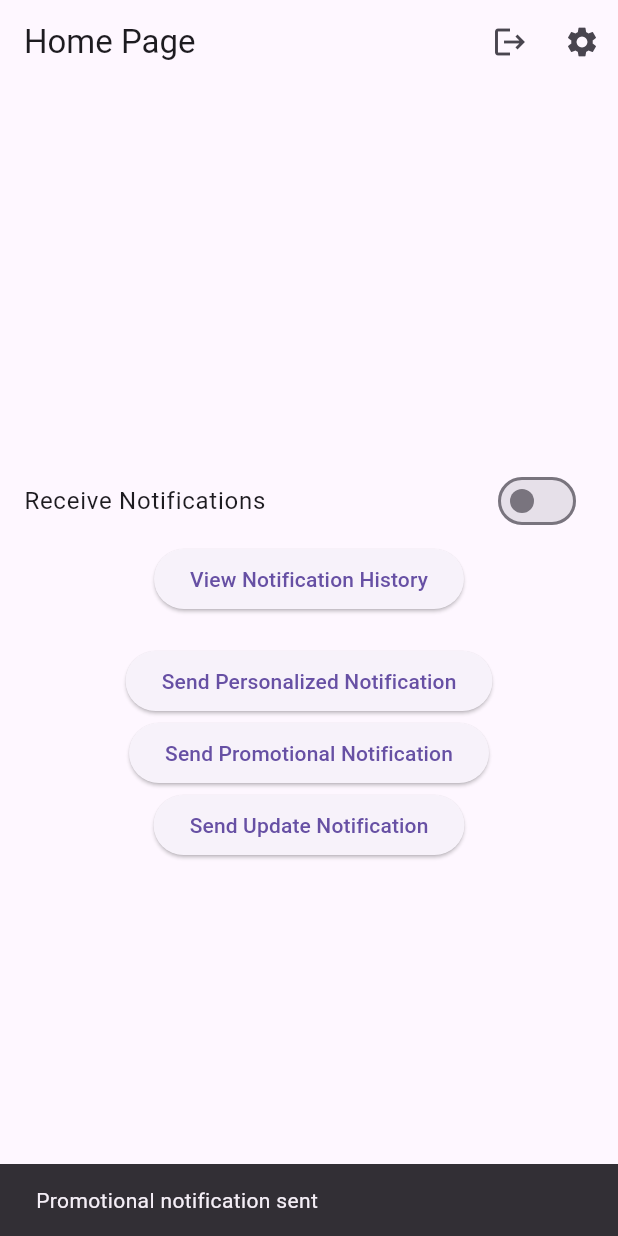
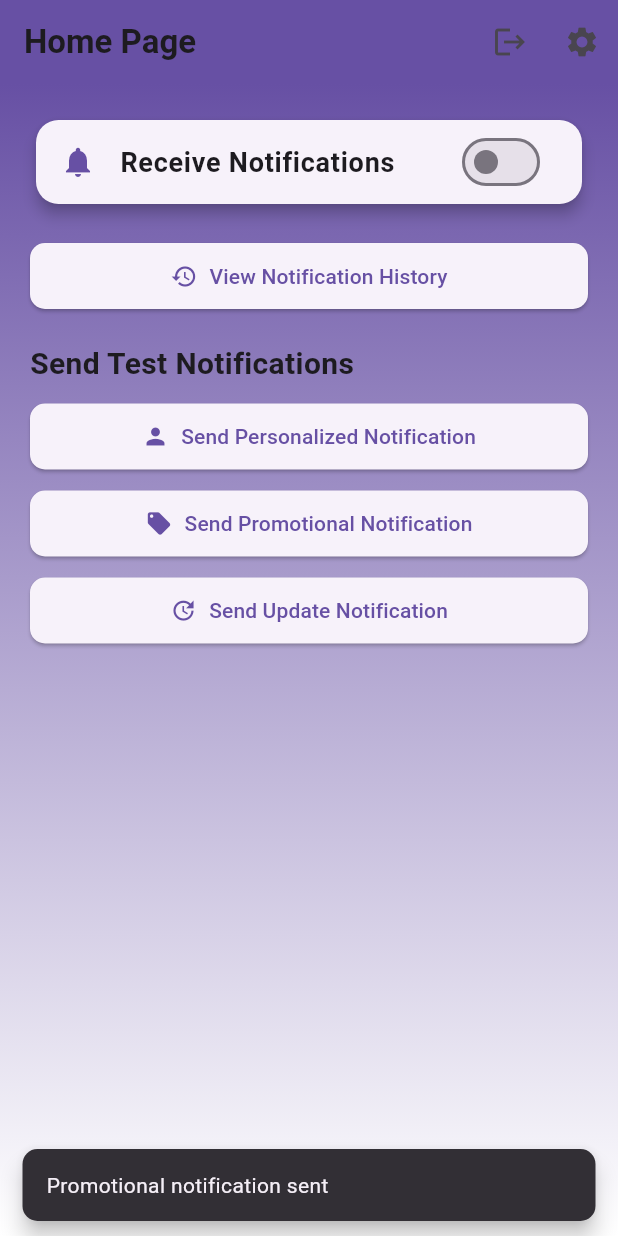
Before and after one commit to Bprathmesh/Notif-swift, a Flutter app: the screen it shows once a user with an empty profile is signed in, after a tap on "Send Promotional Notification", on a phone screen of 412 x 824 dp. Run offline on Flutter 3.47's test engine with Material 3 defaults, Android fonts, the phone set to English and light mode, and no system bars; our stand-ins replace cloud_firestore, cloud_functions, firebase_auth, firebase_core, firebase_messaging, flutter_local_notifications and 1 more; accounts and stored records are empty.

Commit message:
Improoved the ui front page

```diff
--- a/lib/pages/home_page.dart
+++ b/lib/pages/home_page.dart
@@ -1,25 +1,41 @@
+
 import 'package:flutter/material.dart';
 import 'package:firebase_messaging/firebase_messaging.dart';
 import 'package:cloud_firestore/cloud_firestore.dart';
 import 'package:mypushnotifications/services/auth_service.dart';
 import 'package:mypushnotifications/services/notification_service.dart';
+import 'package:flutter_staggered_animations/flutter_staggered_animations.dart';
 
 class HomePage extends StatefulWidget {
   @override
   _HomePageState createState() => _HomePageState();
 }
 
-class _HomePageState extends State<HomePage> {
+class _HomePageState extends State<HomePage> with SingleTickerProviderStateMixin {
   final FirebaseMessaging _firebaseMessaging = FirebaseMessaging.instance;
   final FirebaseFirestore _firestore = FirebaseFirestore.instance;
   final AuthService _authService = AuthService();
   final NotificationService _notificationService = NotificationService();
   bool _receiveNotifications = false;
+  late AnimationController _animationController;
+  late Animation<double> _animation;
 
   @override
   void initState() {
     super.initState();
     _initializeNotifications();
+    _animationController = AnimationController(
+      vsync: this,
+      duration: Duration(milliseconds: 500),
+    );
+    _animation = CurvedAnimation(parent: _animationController, curve: Curves.easeInOut);
+    _animationController.forward();
+  }
+
+  @override
+  void dispose() {
+    _animationController.dispose();
+    super.dispose();
   }
 
   Future<void> _initializeNotifications() async {
@@ -73,7 +89,7 @@ class _HomePageState extends State<HomePage> {
               'name': 'User', // Default name
               'receivePromotions': false,
               'receiveUpdates': false,
-              'receiveNotifications': false, // Add this field
+              'receiveNotifications': false,
             });
           }
         } catch (e) {
@@ -89,7 +105,6 @@ class _HomePageState extends State<HomePage> {
       try {
         DocumentSnapshot userDoc = await _firestore.collection('users').doc(userId).get();
         if (userDoc.exists) {
-          // Check if the field exists, if not, return a default value
           return (userDoc.data() as Map<String, dynamic>)['receiveNotifications'] ?? false;
         }
       } catch (e) {
@@ -131,7 +146,7 @@ class _HomePageState extends State<HomePage> {
   Widget build(BuildContext context) {
     return Scaffold(
       appBar: AppBar(
-        title: Text('Home Page'),
+        title: Text('Home Page', style: TextStyle(fontWeight: FontWeight.bold)),
         actions: [
           IconButton(
             icon: Icon(Icons.logout),
@@ -144,53 +159,110 @@ class _HomePageState extends State<HomePage> {
             },
           ),
         ],
+        elevation: 0,
+        backgroundColor: Theme.of(context).primaryColor,
       ),
-      body: Center(
-        child: Column(
-          mainAxisAlignment: MainAxisAlignment.center,
+      body: FadeTransition(
+        opacity: _animation,
+        child: Container(
+          decoration: BoxDecoration(
+            gradient: LinearGradient(
+              begin: Alignment.topCenter,
+              end: Alignment.bottomCenter,
+              colors: [Theme.of(context).primaryColor, Colors.white],
+            ),
+          ),
+          child: AnimationLimiter(
+            child: ListView(
+              padding: EdgeInsets.all(20),
+              children: AnimationConfiguration.toStaggeredList(
+                duration: const Duration(milliseconds: 375),
+                childAnimationBuilder: (widget) => SlideAnimation(
+                  horizontalOffset: 50.0,
+                  child: FadeInAnimation(
+                    child: widget,
+                  ),
+                ),
                 children: <Widget>[
-            SwitchListTile(
-              title: Text('Receive Notifications'),
+                  Card(
+                    elevation: 4,
+                    shape: RoundedRectangleBorder(borderRadius: BorderRadius.circular(15)),
+                    child: SwitchListTile(
+                      title: Text('Receive Notifications', style: TextStyle(fontSize: 18, fontWeight: FontWeight.bold)),
                       value: _receiveNotifications,
                       onChanged: _toggleNotifications,
+                      secondary: Icon(Icons.notifications, color: Theme.of(context).primaryColor),
                     ),
-            ElevatedButton(
-              child: Text('View Notification History'),
+                  ),
+                  SizedBox(height: 20),
+                  ElevatedButton.icon(
+                    icon: Icon(Icons.history),
+                    label: Text('View Notification History'),
                     onPressed: () {
                       Navigator.of(context).pushNamed('/notification_history');
                     },
+                    style: ElevatedButton.styleFrom(
+                      padding: EdgeInsets.symmetric(vertical: 12, horizontal: 16),
+                      shape: RoundedRectangleBorder(borderRadius: BorderRadius.circular(10)),
+                    ),
                   ),
                   SizedBox(height: 20),
-            ElevatedButton(
-              child: Text('Send Personalized Notification'),
-              onPressed: () async {
+                  Text('Send Test Notifications', style: TextStyle(fontSize: 20, fontWeight: FontWeight.bold)),
+                  SizedBox(height: 10),
+                  _buildNotificationButton(
+                    'Send Personalized Notification',
+                    Icons.person,
+                    () async {
                       await _notificationService.sendPersonalizedNotification(title: '', body: '');
-                ScaffoldMessenger.of(context).showSnackBar(
-                  SnackBar(content: Text('Personalized notification sent')),
-                );
+                      _showSnackBar('Personalized notification sent');
                     },
                   ),
-            ElevatedButton(
-              child: Text('Send Promotional Notification'),
-              onPressed: () async {
+                  SizedBox(height: 10),
+                  _buildNotificationButton(
+                    'Send Promotional Notification',
+                    Icons.local_offer,
+                    () async {
                       await _notificationService.sendPromotionalNotification();
-                ScaffoldMessenger.of(context).showSnackBar(
-                  SnackBar(content: Text('Promotional notification sent')),
-                );
+                      _showSnackBar('Promotional notification sent');
                     },
                   ),
-            ElevatedButton(
-              child: Text('Send Update Notification'),
-              onPressed: () async {
+                  SizedBox(height: 10),
+                  _buildNotificationButton(
+                    'Send Update Notification',
+                    Icons.update,
+                    () async {
                       await _notificationService.sendUpdateNotification();
-                ScaffoldMessenger.of(context).showSnackBar(
-                  SnackBar(content: Text('Update notification sent')),
-                );
+                      _showSnackBar('Update notification sent');
                     },
                   ),
                 ],
               ),
             ),
+          ),
+        ),
+      ),
+    );
+  }
+
+  Widget _buildNotificationButton(String text, IconData icon, VoidCallback onPressed) {
+    return ElevatedButton.icon(
+      icon: Icon(icon),
+      label: Text(text),
+      onPressed: onPressed,
+      style: ElevatedButton.styleFrom(
+        padding: EdgeInsets.symmetric(vertical: 12, horizontal: 16),
+        shape: RoundedRectangleBorder(borderRadius: BorderRadius.circular(10)),
+      ),
+    );
+  }
+
+  void _showSnackBar(String message) {
+    ScaffoldMessenger.of(context).showSnackBar(
+      SnackBar(
+        content: Text(message),
+        behavior: SnackBarBehavior.floating,
+        shape: RoundedRectangleBorder(borderRadius: BorderRadius.circular(10)),
+      ),
     );
   }
 }
--- a/pubspec.yaml
+++ b/pubspec.yaml
@@ -41,6 +41,7 @@ dependencies:
   firebase_auth: ^5.2.1
   cloud_functions: ^5.1.1
   flutter_local_notifications: ^17.2.2
+  flutter_staggered_animations: ^1.1.1
 
 dev_dependencies:
   flutter_test:
```
Also changed, not shown: pubspec.lock. Lines whose indentation alone changed are shown as unchanged.
